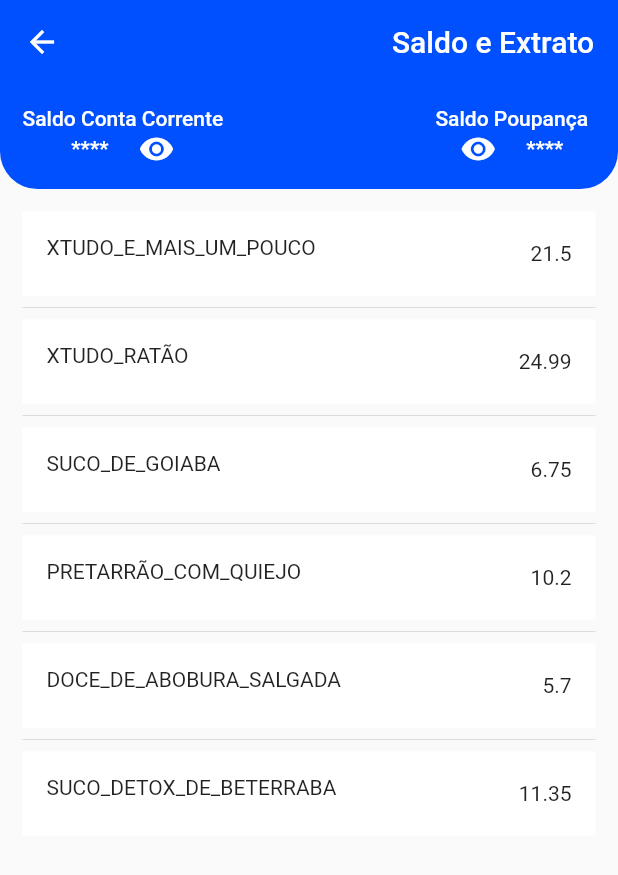
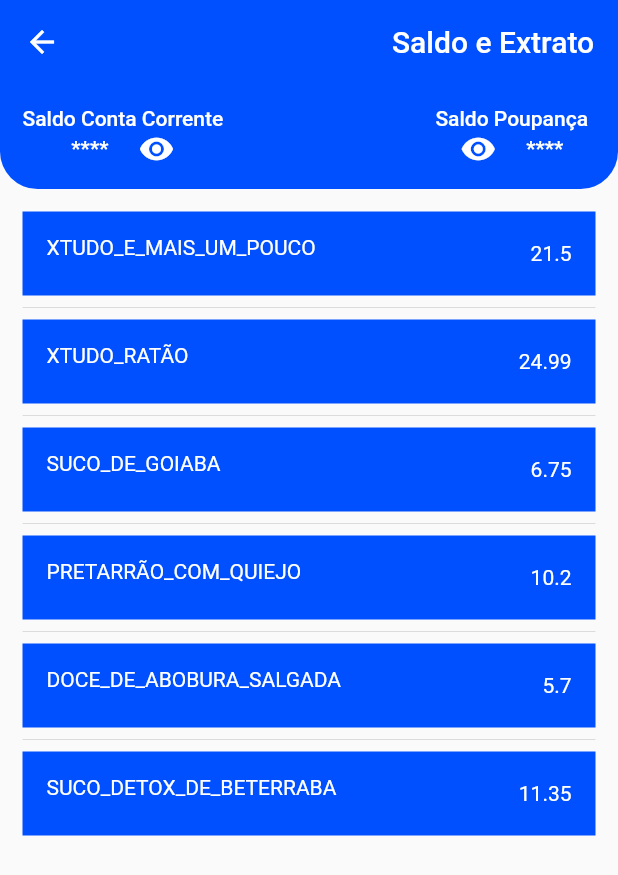
Before and after one commit to GuilhermeOrtizAluno/X-Bank, a Flutter app: the Saldo screen opened directly, on a phone screen of 412 x 824 dp. Shown: the top 875 px of the screen. Run offline on Flutter 3.47's test engine with Material 2 defaults, Android fonts, the phone set to English and light mode, and no system bars; our stand-ins replace cloud_firestore, firebase_auth, rxdart; missing offline and left inert: bloc_pattern; accounts and stored records are empty; Roboto replaces fonts that are missing (Hind).

Commit message:
Mudança na estetica e aplicação da expanção do saldo/extrato

```diff
--- a/lib/models/transacao.dart
+++ b/lib/models/transacao.dart
@@ -1,6 +1,16 @@
 class Transacoes {
   String motivo;
   double valor;
+  String tipo;
+  String pessoa;
+  String conta1;
+  String conta2;
 
-  Transacoes({this.motivo, this.valor});
+  Transacoes(
+      {this.motivo,
+      this.valor,
+      this.tipo,
+      this.pessoa,
+      this.conta1,
+      this.conta2});
 }
--- a/lib/repositories/historico_repositorio.dart
+++ b/lib/repositories/historico_repositorio.dart
@@ -7,9 +7,13 @@ class Repositorio {
   final List<Transacoes> _transacoes = [];
   get transacoes => this._transacoes;
 
-  void addTransacao({motivo, valor}) {
+  void addTransacao({motivo, valor, tipo, pessoa, conta1, conta2}) {
     transacoes.motivo.add(motivo);
     transacoes.valor.add(valor);
+    transacoes.tipo.add(tipo);
+    transacoes.pessoa.add(pessoa);
+    transacoes.conta1.add(conta1);
+    transacoes.conta2.add(conta2);
   }
 
   Repositorio() {
@@ -17,26 +21,50 @@ class Repositorio {
       Transacoes(
         motivo: "XTUDO_E_MAIS_UM_POUCO",
         valor: 21.50,
+        tipo: "Transferencia",
+        pessoa: "Zé Paulo",
+        conta1: "Corrente",
+        conta2: "Poupança",
       ),
       Transacoes(
         motivo: "XTUDO_RATÃO",
         valor: 24.99,
+        tipo: "Transferencia",
+        pessoa: "Zé Paulo",
+        conta1: "Corrente",
+        conta2: "Poupança",
       ),
       Transacoes(
         motivo: "SUCO_DE_GOIABA",
         valor: 6.75,
+        tipo: "Transferencia",
+        pessoa: "Zé Paulo",
+        conta1: "Corrente",
+        conta2: "Poupança",
       ),
       Transacoes(
         motivo: "PRETARRÃO_COM_QUIEJO",
         valor: 10.20,
+        tipo: "Transferencia",
+        pessoa: "Zé Paulo",
+        conta1: "Corrente",
+        conta2: "Poupança",
       ),
       Transacoes(
         motivo: "DOCE_DE_ABOBURA_SALGADA",
         valor: 5.70,
+        tipo: "Transferencia",
+        pessoa: "Zé Paulo",
+        conta1: "Corrente",
+        conta2: "Poupança",
       ),
       Transacoes(
         motivo: "SUCO_DETOX_DE_BETERRABA",
         valor: 11.35,
+        tipo: "Transferencia",
+        pessoa: "Zé Paulo",
+        conta1: "Corrente",
+        conta2: "Poupança",
       ),
     ]);
   }
--- a/lib/screens/saldo_extrato.dart
+++ b/lib/screens/saldo_extrato.dart
@@ -21,6 +21,7 @@ class _SaldoState extends State<Saldo> {
   double valorpoupanca;
   double valorc;
   double valorp;
+  String conteudo;
 
   @override
   void initState() {
@@ -45,8 +46,7 @@ class _SaldoState extends State<Saldo> {
         elevation: 0,
       ),
       body: Container(
-        child: Column(
-          children: <Widget>[
+        child: Column(children: <Widget>[
           Balance(),
           Column(
             children: <Widget>[
@@ -57,11 +57,51 @@ class _SaldoState extends State<Saldo> {
                   itemCount: historico.historico.length,
                   itemBuilder: (BuildContext contexto, int i) {
                     final List<Transacoes> transacoes = historico.historico;
+                    conteudo = transacoes[i].valor.toString();
+                    conteudo = conteudo + transacoes[i].tipo;
+                    conteudo = conteudo + transacoes[i].pessoa;
+                    conteudo = conteudo + transacoes[i].conta1;
+                    conteudo = conteudo + transacoes[i].conta2;
+
                     return ListTile(
-                        tileColor: Colors.white,
-                        leading: Text(transacoes[i].motivo),
-                        trailing: Text(transacoes[i].valor.toString()),
+                        tileColor: Color.fromRGBO(0, 80, 255, 1),
+                        leading: Text(
+                          transacoes[i].motivo,
+                          style: TextStyle(color: Colors.white),
+                        ),
+                        trailing: Text(
+                          transacoes[i].valor.toString(),
+                          style: TextStyle(color: Colors.white),
+                        ),
+                        onTap: () {
+                          showDialog(
+                            context: context,
+                            builder: (BuildContext context) {
+                              return AlertDialog(
+                                backgroundColor: Color.fromRGBO(0, 80, 255, 1),
+                                title: Text(
+                                  transacoes[i].motivo,
+                                  style: TextStyle(color: Colors.white),
+                                ),
+                                content: Text(
+                                  conteudo,
+                                  style: TextStyle(color: Colors.white),
+                                ),
+                                actions: <Widget>[
+                                  ElevatedButton(
+                                    onPressed: () {
+                                      Navigator.pushReplacement(
+                                          context,
+                                          MaterialPageRoute(
+                                              builder: (context) => Saldo()));
+                                    },
+                                    child: const Text("Ok"),
+                                  ),
+                                ],
                               );
+                            },
+                          );
+                        });
                   },
                   separatorBuilder: (_, __) => Divider(),
                   padding: EdgeInsets.all(15),
@@ -69,8 +109,7 @@ class _SaldoState extends State<Saldo> {
               ),
             ],
           ),
-          ]
-        ),
+        ]),
       ),
     );
   }
```
Lines whose indentation alone changed are shown as unchanged.
